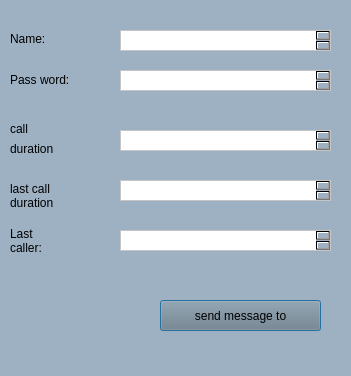
Above: banter/Server/details.ui from Blacky001/banter before the change. Below: the same form after it.
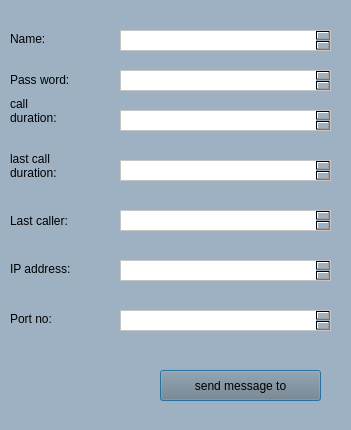
That is the form after the change.

Patch:
```diff
--- a/banter/Server/details.ui
+++ b/banter/Server/details.ui
@@ -7,7 +7,7 @@
     <x>0</x>
     <y>0</y>
     <width>351</width>
-    <height>376</height>
+    <height>430</height>
    </rect>
   </property>
   <property name="windowTitle">
@@ -56,58 +56,45 @@
     <string>Pass word:</string>
    </property>
   </widget>
-  <widget class="QLabel" name="label_3">
-   <property name="geometry">
-    <rect>
-     <x>10</x>
-     <y>120</y>
-     <width>62</width>
-     <height>18</height>
-    </rect>
-   </property>
-   <property name="text">
-    <string>call</string>
-   </property>
-  </widget>
   <widget class="QLabel" name="label_4">
    <property name="geometry">
     <rect>
      <x>10</x>
-     <y>140</y>
+     <y>90</y>
      <width>62</width>
-     <height>18</height>
+     <height>41</height>
     </rect>
    </property>
    <property name="text">
-    <string>duration</string>
+    <string>call
+duration:</string>
    </property>
   </widget>
   <widget class="QLabel" name="label_5">
    <property name="geometry">
     <rect>
      <x>10</x>
-     <y>170</y>
+     <y>150</y>
      <width>62</width>
-     <height>51</height>
+     <height>31</height>
     </rect>
    </property>
    <property name="text">
     <string>last call
-duration</string>
+duration:</string>
    </property>
   </widget>
   <widget class="QLabel" name="label_6">
    <property name="geometry">
     <rect>
      <x>10</x>
-     <y>220</y>
-     <width>61</width>
-     <height>41</height>
+     <y>211</y>
+     <width>71</width>
+     <height>20</height>
     </rect>
    </property>
    <property name="text">
-    <string>Last 
-caller:</string>
+    <string>Last caller:</string>
    </property>
   </widget>
   <widget class="QTextBrowser" name="textBrowser_2">
@@ -127,7 +114,7 @@
    <property name="geometry">
     <rect>
      <x>120</x>
-     <y>180</y>
+     <y>110</y>
      <width>211</width>
      <height>21</height>
     </rect>
@@ -140,7 +127,7 @@
    <property name="geometry">
     <rect>
      <x>120</x>
-     <y>130</y>
+     <y>160</y>
      <width>211</width>
      <height>21</height>
     </rect>
@@ -153,7 +140,7 @@
    <property name="geometry">
     <rect>
      <x>120</x>
-     <y>230</y>
+     <y>210</y>
      <width>211</width>
      <height>21</height>
     </rect>
@@ -166,7 +153,7 @@
    <property name="geometry">
     <rect>
      <x>160</x>
-     <y>300</y>
+     <y>370</y>
      <width>161</width>
      <height>31</height>
     </rect>
@@ -179,6 +166,58 @@
     <string>send message to</string>
    </property>
   </widget>
+  <widget class="QLabel" name="label_3">
+   <property name="geometry">
+    <rect>
+     <x>10</x>
+     <y>260</y>
+     <width>71</width>
+     <height>18</height>
+    </rect>
+   </property>
+   <property name="text">
+    <string>IP address:</string>
+   </property>
+  </widget>
+  <widget class="QTextBrowser" name="textBrowser_6">
+   <property name="geometry">
+    <rect>
+     <x>120</x>
+     <y>260</y>
+     <width>211</width>
+     <height>21</height>
+    </rect>
+   </property>
+   <property name="styleSheet">
+    <string notr="true">background-color: rgb(255, 255, 255);</string>
+   </property>
+  </widget>
+  <widget class="QLabel" name="label_7">
+   <property name="geometry">
+    <rect>
+     <x>10</x>
+     <y>310</y>
+     <width>62</width>
+     <height>18</height>
+    </rect>
+   </property>
+   <property name="text">
+    <string>Port no:</string>
+   </property>
+  </widget>
+  <widget class="QTextBrowser" name="textBrowser_7">
+   <property name="geometry">
+    <rect>
+     <x>120</x>
+     <y>310</y>
+     <width>211</width>
+     <height>21</height>
+    </rect>
+   </property>
+   <property name="styleSheet">
+    <string notr="true">background-color: rgb(255, 255, 255);</string>
+   </property>
+  </widget>
  </widget>
  <resources/>
  <connections/>
```
